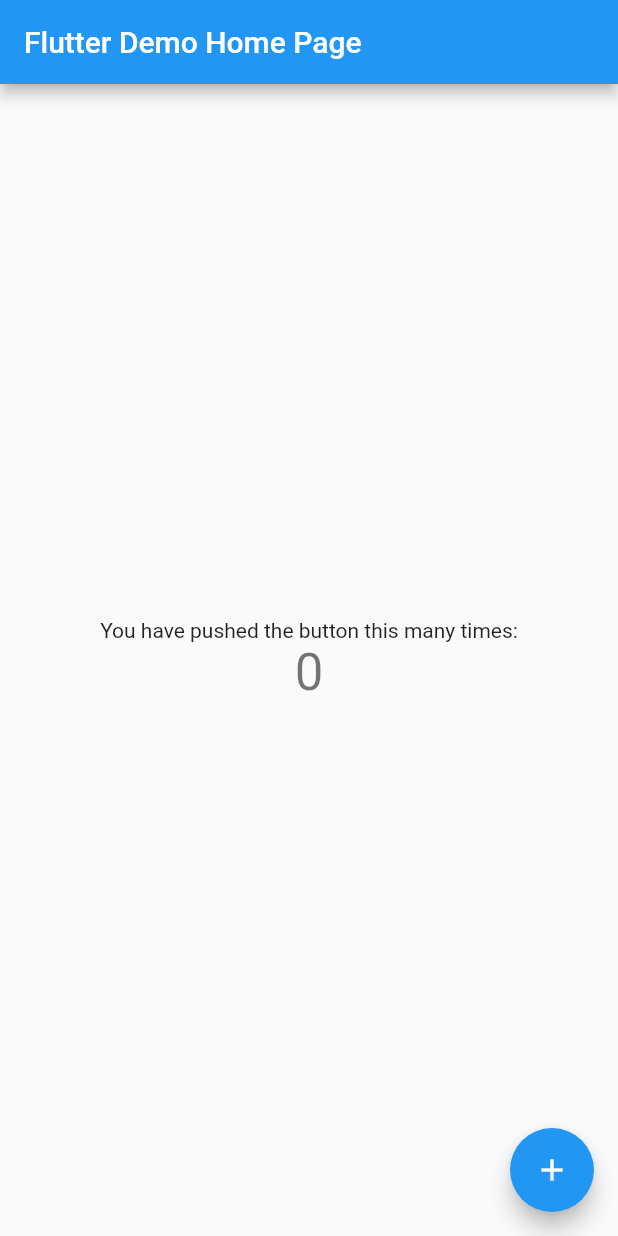
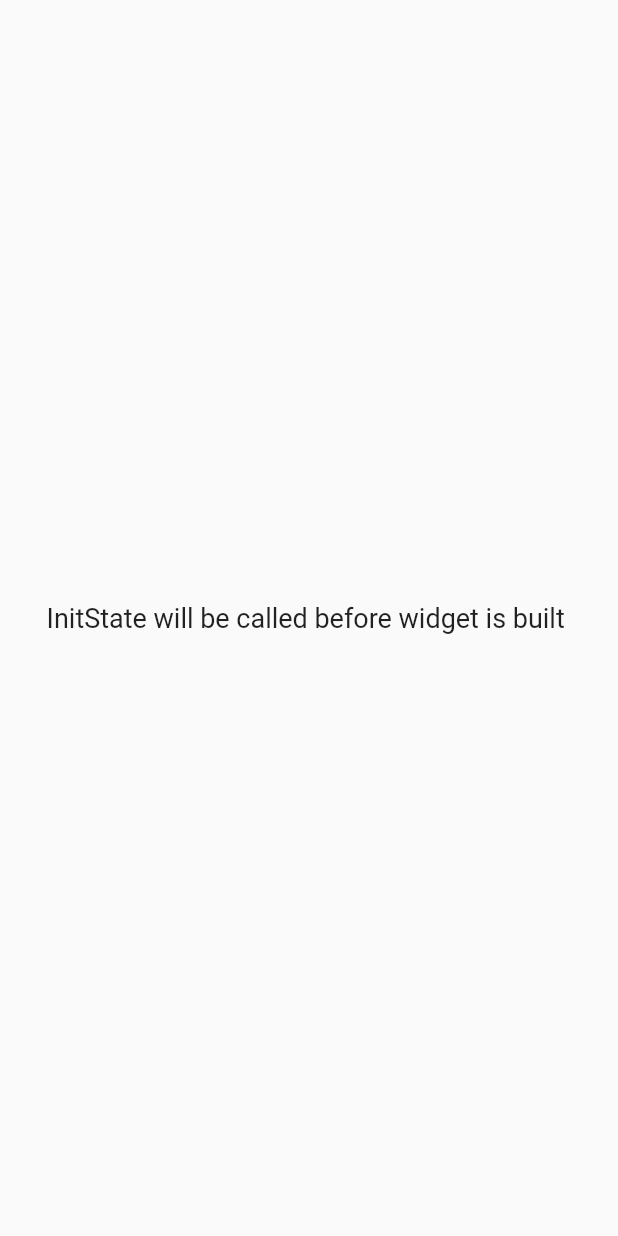
Before and after one commit to Hwassef/StatefulWidgetLifecycle, a Flutter app: the screen it shows after launch, on a phone screen of 412 x 824 dp. Run offline on Flutter 3.47's test engine with Material 2 defaults, Android fonts, the light colour scheme and no system bars.

Commit message:
create initStateExplainedPage and HomePage

```diff
--- /dev/null
+++ b/lib/home_page.dart
@@ -0,0 +1,10 @@
+import 'package:flutter/material.dart';
+
+class HomePage extends StatelessWidget {
+  const HomePage({super.key});
+
+  @override
+  Widget build(BuildContext context) {
+    return Container();
+  }
+}
--- /dev/null
+++ b/lib/lifecycle_methods/init_state_explained_page.dart
@@ -0,0 +1,28 @@
+import 'package:flutter/material.dart';
+
+class InitStateExplainedPage extends StatefulWidget {
+  const InitStateExplainedPage({super.key});
+
+  @override
+  State<InitStateExplainedPage> createState() => _InitStateExplainedPageState();
+}
+
+class _InitStateExplainedPageState extends State<InitStateExplainedPage> {
+  @override
+  void initState() {
+    debugPrint('Do something before widget is built');
+    super.initState();
+  }
+
+  @override
+  Widget build(BuildContext context) {
+    return const Scaffold(
+      body: Center(
+        child: Text(
+          'InitState will be called before widget is built ',
+          style: TextStyle(fontSize: 18),
+        ),
+      ),
+    );
+  }
+}
--- a/lib/main.dart
+++ b/lib/main.dart
@@ -1,4 +1,5 @@
 import 'package:flutter/material.dart';
+import 'package:stateful_widget_lifecycle/lifecycle_methods/init_state_explained_page.dart';
 
 void main() {
   runApp(const MyApp());
@@ -7,109 +8,15 @@
 class MyApp extends StatelessWidget {
   const MyApp({super.key});
 
-  // This widget is the root of your application.
   @override
   Widget build(BuildContext context) {
     return MaterialApp(
+      debugShowCheckedModeBanner: false,
       title: 'Flutter Demo',
       theme: ThemeData(
-        // This is the theme of your application.
-        //
-        // Try running your application with "flutter run". You'll see the
-        // application has a blue toolbar. Then, without quitting the app, try
-        // changing the primarySwatch below to Colors.green and then invoke
-        // "hot reload" (press "r" in the console where you ran "flutter run",
-        // or simply save your changes to "hot reload" in a Flutter IDE).
-        // Notice that the counter didn't reset back to zero; the application
-        // is not restarted.
         primarySwatch: Colors.blue,
       ),
-      home: const MyHomePage(title: 'Flutter Demo Home Page'),
+      home: const InitStateExplainedPage(),
     );
   }
 }
-
-class MyHomePage extends StatefulWidget {
-  const MyHomePage({super.key, required this.title});
-
-  // This widget is the home page of your application. It is stateful, meaning
-  // that it has a State object (defined below) that contains fields that affect
-  // how it looks.
-
-  // This class is the configuration for the state. It holds the values (in this
-  // case the title) provided by the parent (in this case the App widget) and
-  // used by the build method of the State. Fields in a Widget subclass are
-  // always marked "final".
-
-  final String title;
-
-  @override
-  State<MyHomePage> createState() => _MyHomePageState();
-}
-
-class _MyHomePageState extends State<MyHomePage> {
-  int _counter = 0;
-
-  void _incrementCounter() {
-    setState(() {
-      // This call to setState tells the Flutter framework that something has
-      // changed in this State, which causes it to rerun the build method below
-      // so that the display can reflect the updated values. If we changed
-      // _counter without calling setState(), then the build method would not be
-      // called again, and so nothing would appear to happen.
-      _counter++;
-    });
-  }
-
-  @override
-  Widget build(BuildContext context) {
-    // This method is rerun every time setState is called, for instance as done
-    // by the _incrementCounter method above.
-    //
-    // The Flutter framework has been optimized to make rerunning build methods
-    // fast, so that you can just rebuild anything that needs updating rather
-    // than having to individually change instances of widgets.
-    return Scaffold(
-      appBar: AppBar(
-        // Here we take the value from the MyHomePage object that was created by
-        // the App.build method, and use it to set our appbar title.
-        title: Text(widget.title),
-      ),
-      body: Center(
-        // Center is a layout widget. It takes a single child and positions it
-        // in the middle of the parent.
-        child: Column(
-          // Column is also a layout widget. It takes a list of children and
-          // arranges them vertically. By default, it sizes itself to fit its
-          // children horizontally, and tries to be as tall as its parent.
-          //
-          // Invoke "debug painting" (press "p" in the console, choose the
-          // "Toggle Debug Paint" action from the Flutter Inspector in Android
-          // Studio, or the "Toggle Debug Paint" command in Visual Studio Code)
-          // to see the wireframe for each widget.
-          //
-          // Column has various properties to control how it sizes itself and
-          // how it positions its children. Here we use mainAxisAlignment to
-          // center the children vertically; the main axis here is the vertical
-          // axis because Columns are vertical (the cross axis would be
-          // horizontal).
-          mainAxisAlignment: MainAxisAlignment.center,
-          children: <Widget>[
-            const Text(
-              'You have pushed the button this many times:',
-            ),
-            Text(
-              '$_counter',
-              style: Theme.of(context).textTheme.headline4,
-            ),
-          ],
-        ),
-      ),
-      floatingActionButton: FloatingActionButton(
-        onPressed: _incrementCounter,
-        tooltip: 'Increment',
-        child: const Icon(Icons.add),
-      ), // This trailing comma makes auto-formatting nicer for build methods.
-    );
-  }
-}
```
